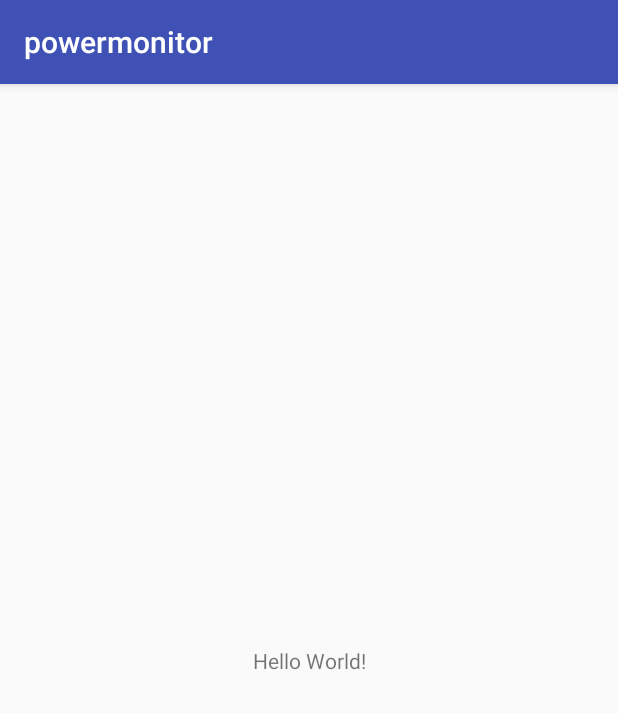
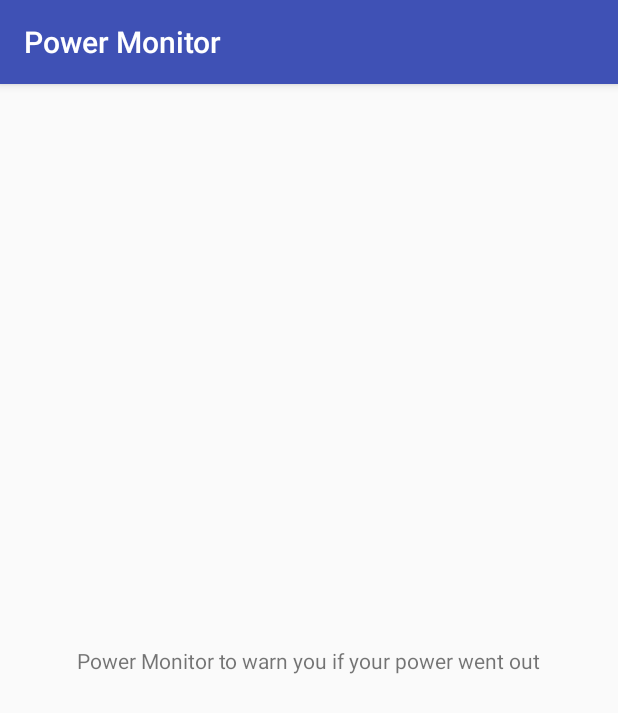
Before and after one commit to ELY3M/Power-Monitor, an Android app: the screen it shows after launch (MainActivity), on a phone screen of 412 x 824 dp. Shown: the top 713 px of the screen. Run offline under Robolectric (Android 15) with nearby library versions, the phone set to English and light mode, and no system bars.

Commit message:
changed icon

```diff
--- a/app/src/main/AndroidManifest.xml
+++ b/app/src/main/AndroidManifest.xml
@@ -6,7 +6,6 @@
         android:allowBackup="true"
         android:icon="@mipmap/ic_launcher"
         android:label="@string/app_name"
-        android:roundIcon="@mipmap/ic_launcher_round"
         android:supportsRtl="true"
         android:theme="@style/AppTheme">
         <activity android:name=".MainActivity">
--- a/app/src/main/res/layout/activity_main.xml
+++ b/app/src/main/res/layout/activity_main.xml
@@ -9,7 +9,7 @@
     <TextView
         android:layout_width="wrap_content"
         android:layout_height="wrap_content"
-        android:text="Hello World!"
+        android:text="Power Monitor to warn you if your power went out"
         app:layout_constraintBottom_toBottomOf="parent"
         app:layout_constraintLeft_toLeftOf="parent"
         app:layout_constraintRight_toRightOf="parent"
--- a/app/src/main/res/values/strings.xml
+++ b/app/src/main/res/values/strings.xml
@@ -1,3 +1,3 @@
 <resources>
-    <string name="app_name">powermonitor</string>
+    <string name="app_name">Power Monitor</string>
 </resources>
```
Also changed, not shown: app/src/main/ic_launcher-web.png (added), app/src/main/res/drawable/icon-100.png (added), app/src/main/res/icon-100.png (added), app/src/main/res/icon-48.png (added), app/src/main/res/icon.png (added), app/src/main/res/mipmap-hdpi/ic_launcher.png, app/src/main/res/mipmap-hdpi/ic_launcher_round.png (deleted), app/src/main/res/mipmap-mdpi/ic_launcher.png, app/src/main/res/mipmap-mdpi/ic_launcher_round.png (deleted), app/src/main/res/mipmap-xhdpi/ic_launcher.png, app/src/main/res/mipmap-xhdpi/ic_launcher_round.png (deleted), app/src/main/res/mipmap-xxhdpi/ic_launcher.png, app/src/main/res/mipmap-xxhdpi/ic_launcher_round.png (deleted), app/src/main/res/mipmap-xxxhdpi/ic_launcher.png, 1 more files, 1 other file.
